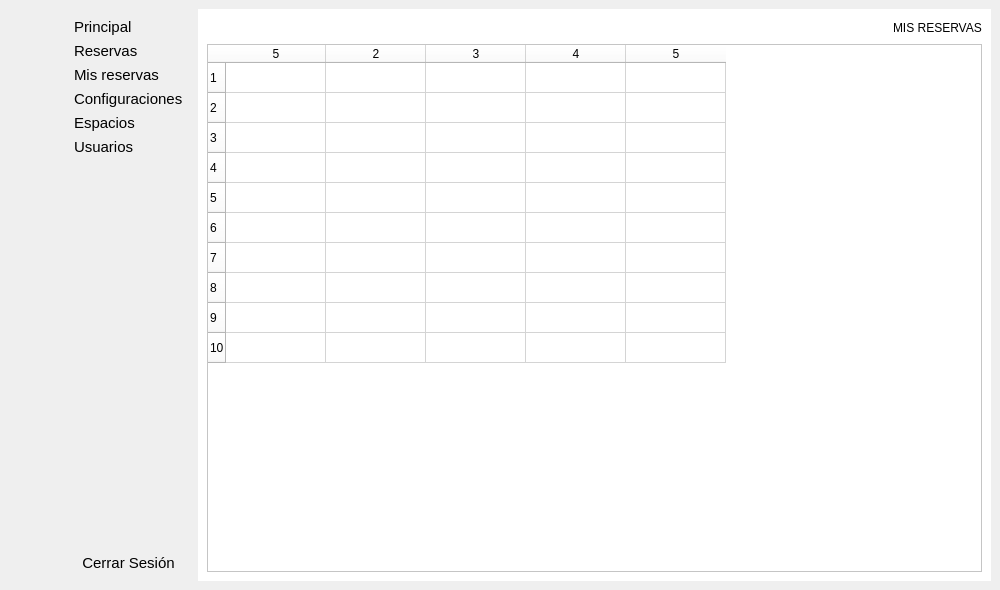
Johnatanvq/pooAPP, file frontend/vistas/misReservas/misReservas.ui: the form before one commit.
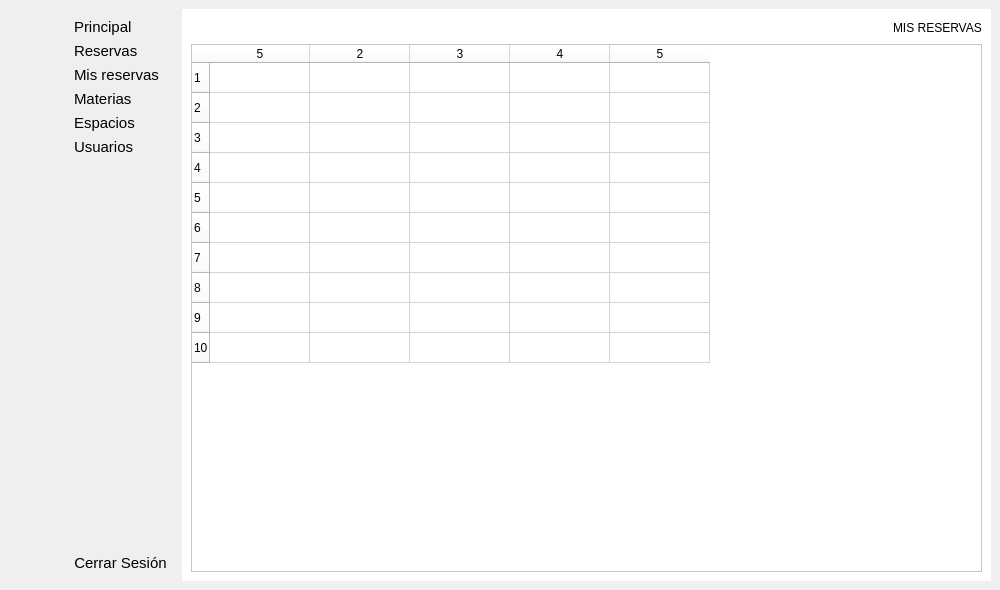
The form after the commit. Icons and pictures are not drawn.

Commit message: corección label 'Materias'

What changed in the file:
```diff
--- a/frontend/vistas/misReservas/misReservas.ui
+++ b/frontend/vistas/misReservas/misReservas.ui
@@ -715,7 +715,7 @@
 }</string>
          </property>
          <property name="text">
-          <string>Configuraciones</string>
+          <string>Materias</string>
          </property>
          <property name="icon">
           <iconset>
```
The commit also changes 4 other files.
